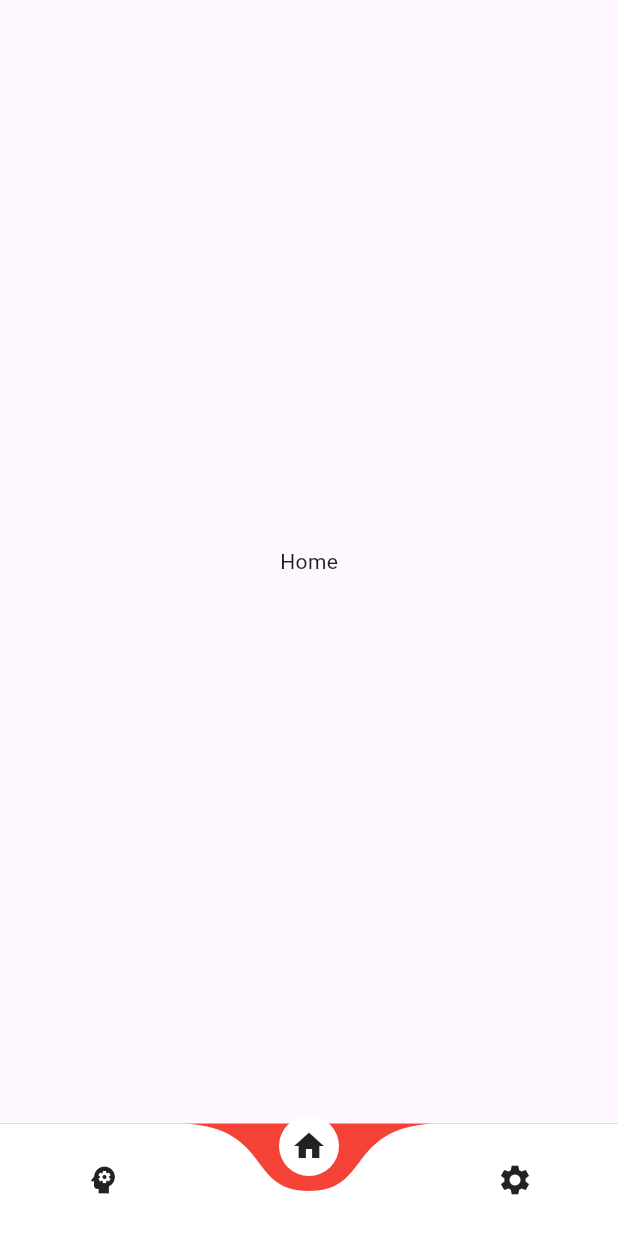
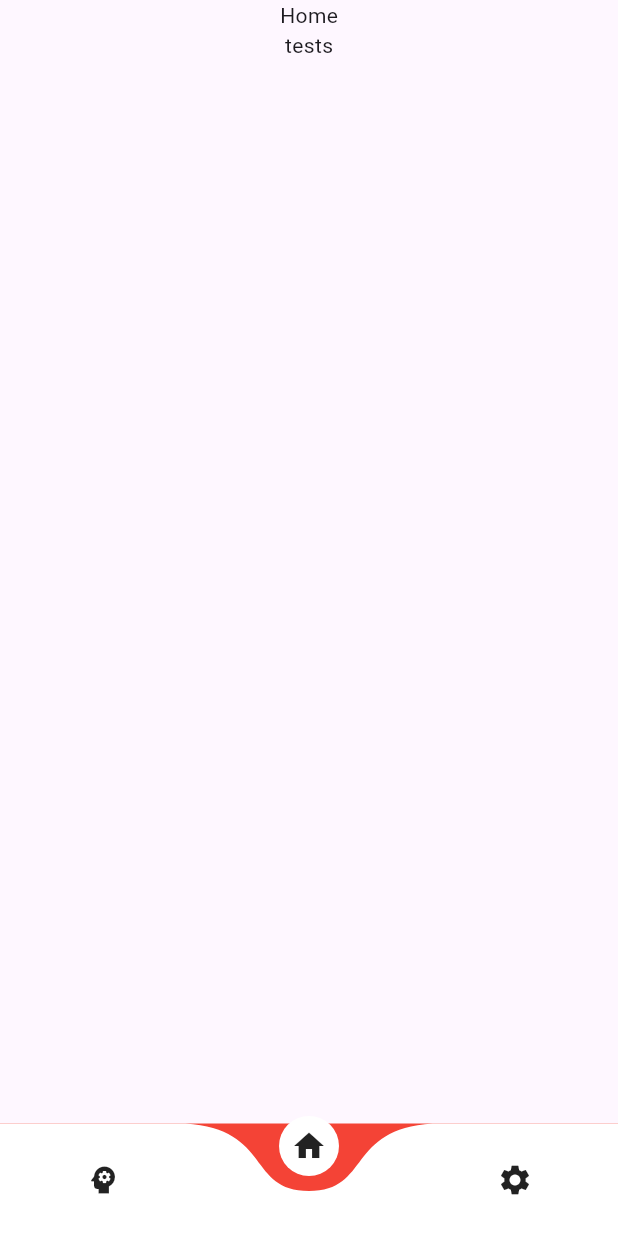
Before and after one commit to EputraP/smart-kost, a Flutter app: the screen it shows after launch, on a phone screen of 412 x 824 dp. Run offline on Flutter 3.47's test engine with Material 3 defaults, Android fonts, the phone set to English and light mode, and no system bars; drawn by our look-alikes of curved_navigation_bar; our stand-ins replace animated_splash_screen, go_router, lottie.

Commit message:
20240703_curentPost

```diff
--- /dev/null
+++ b/lib/components/current_location.dart
@@ -0,0 +1,25 @@
+import 'package:flutter/material.dart';
+
+class MyComponent {
+  /// Private constructor
+  MyComponent._create() {
+    print("_create() (private constructor)");
+
+    // Do most of your initialization here, that's what a constructor is for
+    //...
+  }
+
+  /// Public factory
+  static Future<MyComponent> create() async {
+    print("create() (public factory)");
+
+    // Call the private constructor
+    var component = MyComponent._create();
+
+    // Do initialization that requires async
+    //await component._complexAsyncInit();
+
+    // Return the fully initialized object
+    return component;
+  }
+}
--- a/lib/main_wrapper.dart
+++ b/lib/main_wrapper.dart
@@ -16,6 +16,7 @@ class _MainWrapperState extends State<MainWrapper> {
   int _page = 1;
   int trek = 1;
   Color bgColor = Colors.red;
+
   GlobalKey<CurvedNavigationBarState> _bottomNavigationKey = GlobalKey();
 
   void _goBranch(int index) {
--- a/lib/pages/home.dart
+++ b/lib/pages/home.dart
@@ -1,4 +1,5 @@
 import 'package:flutter/material.dart';
+import 'package:mobile_app/components/current_location.dart';
 
 class Home extends StatefulWidget {
   const Home({Key? key}) : super(key: key);
@@ -8,11 +9,17 @@ class Home extends StatefulWidget {
 }
 
 class _HomeState extends State<Home> {
+  dynamic test = MyComponent.create();
   @override
   Widget build(BuildContext context) {
     return const Scaffold(
       body: Center(
-        child: Text("Home"),
+        child: Column(
+          children: [
+            Text("Home"),
+            Text("tests"),
+          ],
+        ),
       ),
     );
   }
```
